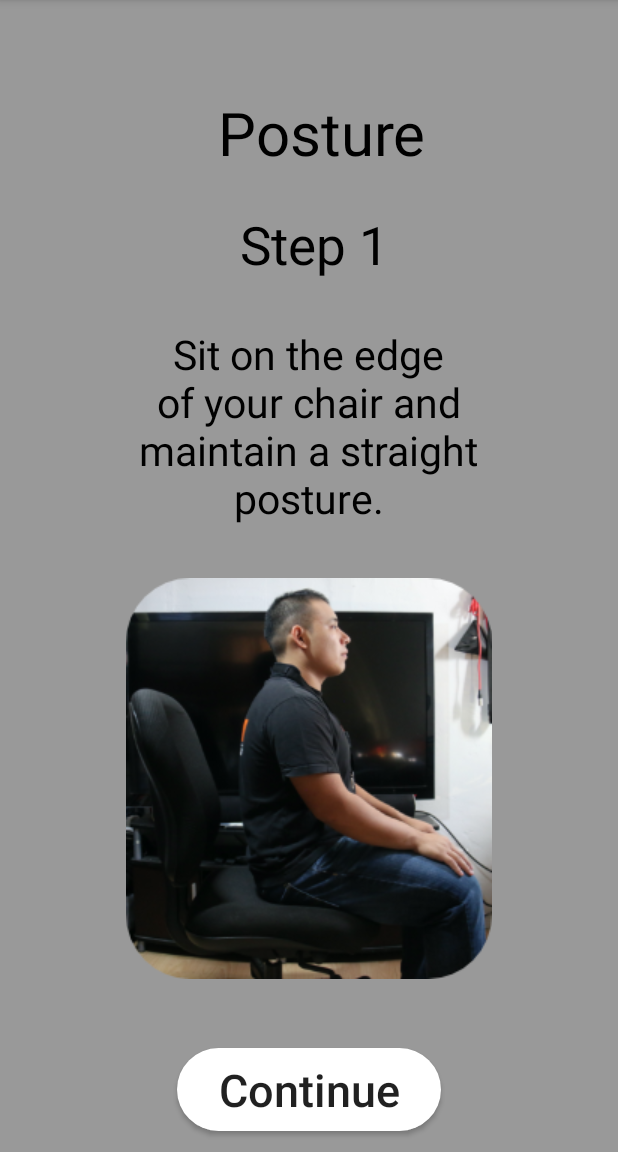
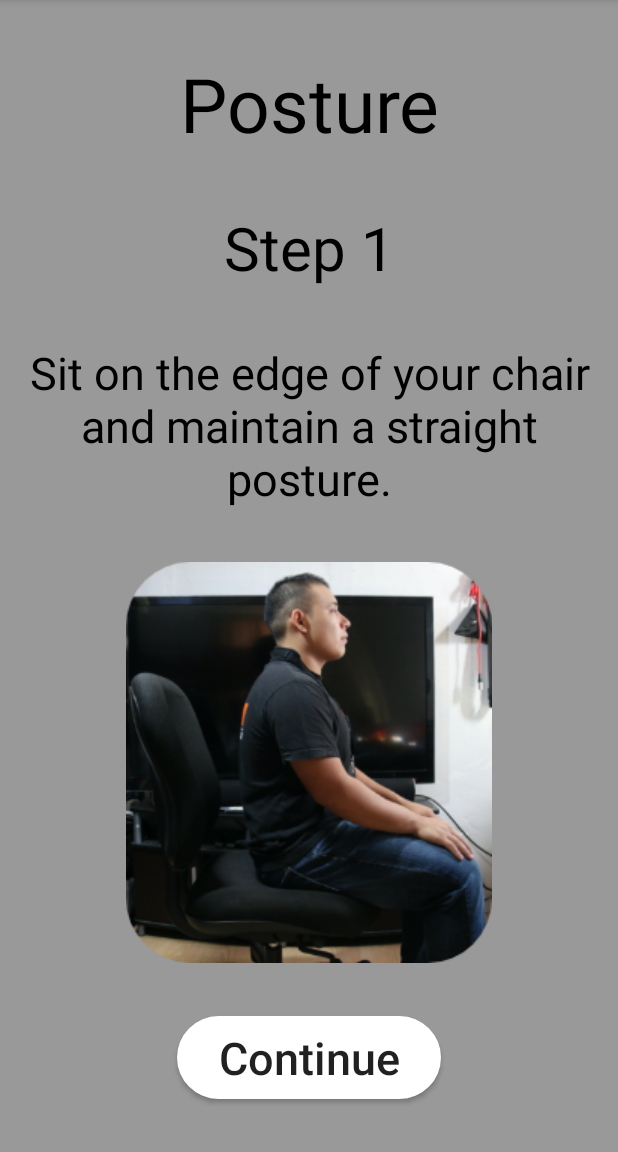
Before and after one commit to sammax12/SimpleSaxaphone, an Android app: the fragment Posture1 shown on its own in the app's theme, on a phone screen of 412 x 824 dp, the part 84-1236 px from its top. Run offline under Robolectric (Android 15) with nearby library versions, the phone set to English and light mode, and no system bars.

Commit message:
fixed posture fragments

```diff
--- a/app/src/main/res/layout/fragment_posture1.xml
+++ b/app/src/main/res/layout/fragment_posture1.xml
@@ -1,85 +1,76 @@
 <?xml version="1.0" encoding="utf-8"?>
-<RelativeLayout xmlns:android="http://schemas.android.com/apk/res/android"
+<androidx.constraintlayout.widget.ConstraintLayout xmlns:android="http://schemas.android.com/apk/res/android"
     xmlns:app="http://schemas.android.com/apk/res-auto"
     xmlns:tools="http://schemas.android.com/tools"
     android:layout_width="match_parent"
     android:layout_height="match_parent"
-    tools:context="posture.Posture1"
-    android:background="#999999">
+    android:background="#999999"
+    tools:context="posture.Posture1">
 
     <ImageView
         android:id="@+id/imageView2"
         android:layout_width="wrap_content"
         android:layout_height="wrap_content"
-        android:layout_alignParentBottom="true"
-        android:layout_centerHorizontal="true"
-        android:layout_marginBottom="115dp"
-        android:src="@drawable/posture1" />
+        android:src="@drawable/posture1"
+        app:layout_constraintBottom_toTopOf="@+id/continueBtn"
+        app:layout_constraintEnd_toEndOf="parent"
+        app:layout_constraintHorizontal_bias="0.5"
+        app:layout_constraintStart_toStartOf="parent"
+        app:layout_constraintTop_toBottomOf="@+id/textView2" />
 
     <Button
         android:id="@+id/continueBtn"
         android:layout_width="176dp"
         android:layout_height="55dp"
-        android:layout_alignParentBottom="true"
-        android:layout_centerHorizontal="true"
-        android:layout_marginBottom="14dp"
         android:background="@drawable/roundbtn"
+        android:text="Continue"
         android:textAllCaps="false"
-        android:text="Continue"
         android:textSize="30sp"
         app:layout_constraintBottom_toBottomOf="parent"
         app:layout_constraintEnd_toEndOf="parent"
+        app:layout_constraintHorizontal_bias="0.5"
         app:layout_constraintStart_toStartOf="parent"
-        app:layout_constraintTop_toTopOf="parent"
-        app:layout_constraintVertical_bias="0.976" />
+        app:layout_constraintTop_toBottomOf="@+id/imageView2" />
 
     <TextView
         android:id="@+id/textView2"
-        android:layout_width="250dp"
-        android:layout_height="131dp"
-        android:layout_above="@+id/imageView2"
-        android:layout_alignParentTop="true"
-        android:layout_centerHorizontal="true"
-        android:layout_marginTop="207dp"
-        android:layout_marginBottom="24dp"
+        android:layout_width="wrap_content"
+        android:layout_height="wrap_content"
         android:gravity="center"
         android:text="Sit on the edge of your chair and maintain a straight posture."
         android:textColor="#000000"
-        android:textSize="27dp" />
+        android:textSize="30sp"
+        app:layout_constraintBottom_toTopOf="@+id/imageView2"
+        app:layout_constraintEnd_toEndOf="parent"
+        app:layout_constraintHorizontal_bias="0.5"
+        app:layout_constraintStart_toStartOf="parent"
+        app:layout_constraintTop_toBottomOf="@+id/textView5" />
 
     <TextView
         android:id="@+id/textView4"
-        android:layout_width="209dp"
-        android:layout_height="58dp"
-        android:layout_above="@+id/imageView2"
-        android:layout_alignParentTop="true"
-        android:layout_alignParentEnd="true"
-        android:layout_alignParentRight="true"
-        android:layout_centerHorizontal="true"
-        android:layout_marginTop="47dp"
-        android:layout_marginEnd="93dp"
-        android:layout_marginRight="93dp"
-        android:layout_marginBottom="256dp"
+        android:layout_width="wrap_content"
+        android:layout_height="wrap_content"
         android:gravity="center"
         android:text="Posture"
         android:textColor="#000000"
-        android:textSize="40dp" />
+        android:textSize="50sp"
+        app:layout_constraintBottom_toTopOf="@+id/textView5"
+        app:layout_constraintEnd_toEndOf="parent"
+        app:layout_constraintHorizontal_bias="0.5"
+        app:layout_constraintStart_toStartOf="parent"
+        app:layout_constraintTop_toTopOf="parent" />
 
     <TextView
         android:id="@+id/textView5"
-        android:layout_width="209dp"
-        android:layout_height="58dp"
-        android:layout_above="@+id/imageView2"
-        android:layout_alignParentTop="true"
-        android:layout_alignParentEnd="true"
-        android:layout_alignParentRight="true"
-        android:layout_centerHorizontal="true"
-        android:layout_marginTop="122dp"
-        android:layout_marginEnd="98dp"
-        android:layout_marginRight="98dp"
-        android:layout_marginBottom="181dp"
+        android:layout_width="wrap_content"
+        android:layout_height="wrap_content"
         android:gravity="center"
         android:text="Step 1"
         android:textColor="#000000"
-        android:textSize="35dp" />
-</RelativeLayout>
+        android:textSize="40sp"
+        app:layout_constraintBottom_toTopOf="@+id/textView2"
+        app:layout_constraintEnd_toEndOf="parent"
+        app:layout_constraintHorizontal_bias="0.5"
+        app:layout_constraintStart_toStartOf="parent"
+        app:layout_constraintTop_toBottomOf="@+id/textView4" />
+</androidx.constraintlayout.widget.ConstraintLayout>
```
Also changed, not shown: app/src/main/res/layout/fragment_posture2.xml (+37 -46 lines), app/src/main/res/layout/fragment_posture3.xml (+37 -46 lines), app/src/main/res/layout/fragment_posture4.xml (+36 -45 lines).
